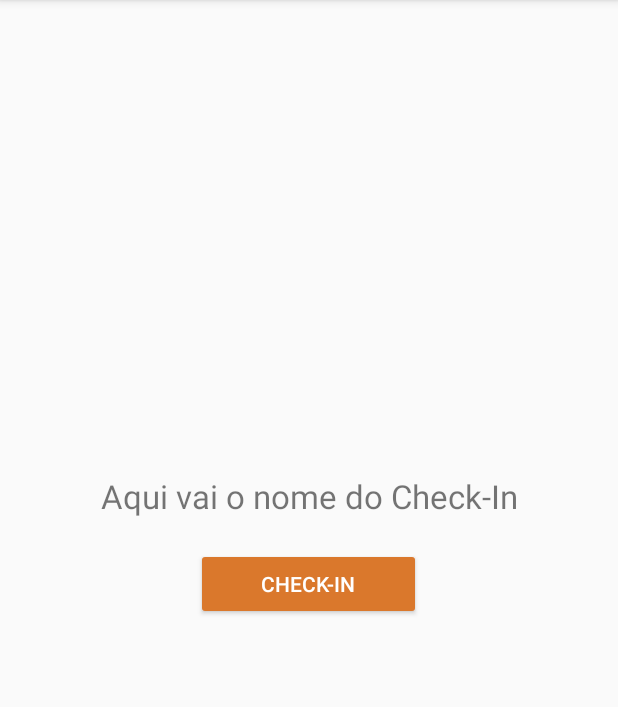
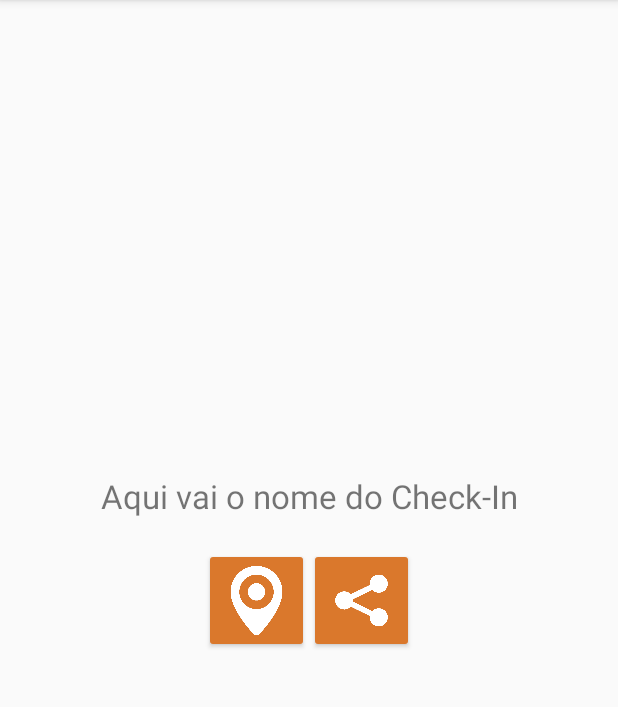
Before and after one commit to disruptivostdss/natura_points, an Android app: the screen it shows after launch (CheckInActivity), after a tap on an icon or button, on a phone screen of 412 x 824 dp, the part 84-791 px from its top. Run offline under Robolectric (Android 15) with nearby library versions, the phone set to English and light mode, and no system bars; our stand-ins replace Volley.

Commit message:
Share with other apps

```diff
--- a/MapsExemplo/app/src/main/res/layout/activity_check_in.xml
+++ b/MapsExemplo/app/src/main/res/layout/activity_check_in.xml
@@ -23,16 +23,35 @@
         android:textAlignment="center"
         android:textSize="22dp"/>
 
-    <Button
-        android:layout_width="150dp"
+    <LinearLayout
+        android:layout_width="wrap_content"
         android:layout_height="wrap_content"
-        android:layout_below="@id/txtNomeCheckin"
-        android:layout_margin="20dp"
-        android:layout_centerHorizontal="true"
-        android:onClick="confirmCheckin"
-        android:text="CHECK-IN"
-        style="@style/Widget.AppCompat.Button.Small"
-        android:backgroundTint="@color/colorPrimary"
-        android:textColor="#FFF"/>
+        android:layout_marginTop="20dp"
+        android:layout_below="@+id/txtNomeCheckin"
+        android:layout_centerHorizontal="true">
+
+        <ImageButton
+            android:layout_width="70dp"
+            android:id="@+id/btnConfCheckin"
+            android:layout_height="70dp"
+            android:onClick="confirmCheckin"
+            android:src="@drawable/checkin_icon"
+            android:scaleType="centerInside"
+            style="@style/Widget.AppCompat.Button.Small"
+            android:backgroundTint="@color/colorPrimary"
+            android:textColor="#FFF"/>
+
+        <ImageButton
+            android:layout_width="70dp"
+            android:layout_height="70dp"
+            android:src="@drawable/share_icon"
+            android:scaleType="centerInside"
+            android:onClick="share"
+            android:text=""
+            style="@style/Widget.AppCompat.Button.Small"
+            android:backgroundTint="@color/colorPrimary"
+            android:textColor="#FFF"/>
+    </LinearLayout>
+
 
 </RelativeLayout>
--- a/MapsExemplo/app/src/main/res/values/strings.xml
+++ b/MapsExemplo/app/src/main/res/values/strings.xml
@@ -25,4 +25,5 @@
         Geofence transition error: invalid transition type %1$d
     </string>
     <string name="geofence_transition_notification_text">Click notification to return to app</string>
+    <string name="strBtnShare">Compartilhar</string>
 </resources>
--- a/MapsExemplo/build.gradle
+++ b/MapsExemplo/build.gradle
@@ -5,7 +5,7 @@ buildscript {
         jcenter()
     }
     dependencies {
-        classpath 'com.android.tools.build:gradle:2.3.3'
+        classpath 'com.android.tools.build:gradle:3.0.0-beta6'
 
         // NOTE: Do not place your application dependencies here; they belong
         // in the individual module build.gradle files
```
Also changed, not shown: MapsExemplo/app/src/main/java/com/fiap/felipevieira/mapsexemplo/CheckInActivity.java (+27 -3 lines), MapsExemplo/app/src/main/res/drawable/checkin_icon.png (added), MapsExemplo/app/src/main/res/drawable/share_icon.png (added), MapsExemplo/gradle/wrapper/gradle-wrapper.properties.
